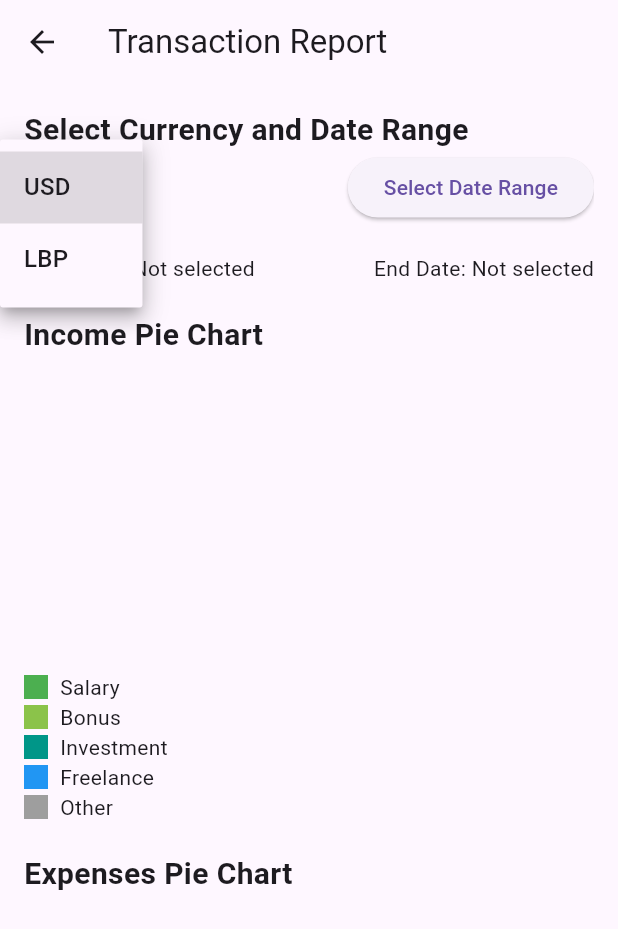
After one commit to BernardSafi/spendwize-frontend, a Flutter app: the ReportPage screen opened directly, after a tap on "USD", on a phone screen of 412 x 824 dp. The commit adds this screen. Shown: the top 929 px of the screen. Run offline on Flutter 3.47's test engine with Material 3 defaults, Android fonts, the phone set to English and light mode, and no system bars; drawn by our look-alikes of fl_chart; our stand-ins replace flutter_secure_storage; accounts and stored records are empty; network calls fail.

Commit message:
26/9/2024
added report page
2 pie chart and 1 line chart that still need fixing
completed transaction page

```diff
--- a/lib/screens/home_page.dart
+++ b/lib/screens/home_page.dart
@@ -9,6 +9,7 @@ import 'expense_page.dart';
 import 'transfer_page.dart';
 import 'exchange_page.dart';
 import 'transaction_page.dart';
+import 'report_page.dart';
 
 class HomePage extends StatefulWidget {
   @override
@@ -233,6 +234,10 @@ class _HomePageState extends State<HomePage> {
                   await fetchBalances();
                 } else if (index == 2) {
                   // Navigate to Reports (implement your logic here)
+                  await Navigator.push(
+                    context,
+                    MaterialPageRoute(builder: (context) => ReportPage()),
+                  );
                 } else if (index == 3) {
                   // Navigate to Settings (implement your logic here)
                 }
--- a/lib/screens/income_page.dart
+++ b/lib/screens/income_page.dart
@@ -6,11 +6,13 @@ import 'package:intl/intl.dart'; // To format the selected date
 import 'package:spendwize_frontend/constants.dart'; // Your API endpoints/constants file
 
 class AddIncomePage extends StatefulWidget {
+
   @override
   _AddIncomePageState createState() => _AddIncomePageState();
 }
 
 class _AddIncomePageState extends State<AddIncomePage> {
+
   final storage = FlutterSecureStorage();
   final TextEditingController _amountController = TextEditingController();
   final TextEditingController _descriptionController = TextEditingController();
--- /dev/null
+++ b/lib/screens/report_page.dart
@@ -0,0 +1,405 @@
+import 'package:flutter/material.dart';
+import 'package:fl_chart/fl_chart.dart';
+import 'dart:convert';
+import 'package:http/http.dart' as http;
+import 'package:flutter_secure_storage/flutter_secure_storage.dart';
+import 'package:spendwize_frontend/constants.dart';
+
+class Transaction {
+  final String id;
+  final String type;
+  final String description;
+  final double amount;
+  final String currency;
+  final DateTime date;
+  final String? subtype;
+  final String? fromAccount;
+  final String? toAccount;
+  final double? exchangeRate;
+
+  Transaction({
+    required this.id,
+    required this.type,
+    required this.description,
+    required this.amount,
+    required this.currency,
+    required this.date,
+    this.subtype,
+    this.fromAccount,
+    this.toAccount,
+    this.exchangeRate,
+  });
+
+  factory Transaction.fromJson(Map<String, dynamic> json) {
+    return Transaction(
+      id: json['id'].toString(),
+      type: json['type'] ?? 'unknown',
+      description: json['description'] ?? 'No description',
+      date: DateTime.parse(json['date']),
+      amount: (json['amount'] is String)
+          ? double.tryParse(json['amount']) ?? 0.0
+          : (json['amount'] as num?)?.toDouble() ?? 0.0,
+      currency: json['currency'],
+      subtype: json['subtype'] ?? 'no type',
+      fromAccount: json['from_account'] ?? 'no account',
+      toAccount: json['to_account'] ?? 'no account',
+      exchangeRate: json['exchange_rate'] != null
+          ? double.tryParse(json['exchange_rate'].toString())
+          : null,
+    );
+  }
+}
+
+class ReportPage extends StatefulWidget {
+  const ReportPage({Key? key}) : super(key: key);
+
+  @override
+  _ReportPageState createState() => _ReportPageState();
+}
+
+class _ReportPageState extends State<ReportPage> {
+  final storage = FlutterSecureStorage();
+  List<Transaction> transactions = [];
+  String selectedCurrency = 'USD'; // Default currency filter
+  bool isLoading = true;
+  DateTime? startDate;
+  DateTime? endDate;
+
+  // Define colors for different subtypes of income
+  final Map<String, Color> incomeColors = {
+    'Salary': Colors.green,
+    'Bonus': Colors.lightGreen,
+    'Investment': Colors.teal,
+    'Freelance': Colors.blue,
+    'Other': Colors.grey,
+  };
+
+  // Define colors for the given subtypes of expenses
+  final Map<String, Color> expenseColors = {
+    'Groceries': Colors.red,
+    'Rent': Colors.orange,
+    'Bills': Colors.yellow,
+    'Transportation': Colors.green,
+    'Healthcare': Colors.teal,
+    'Entertainment': Colors.blue,
+    'Clothing': Colors.purple,
+    'Education': Colors.pink,
+    'Travel': Colors.brown,
+    'Personal Care': Colors.cyan,
+    'Insurance': Colors.indigo,
+    'Other': Colors.grey,
+  };
+
+  @override
+  void initState() {
+    super.initState();
+    fetchTransactions(); // Fetch transactions when the page loads
+  }
+
+  Future<void> fetchTransactions() async {
+    String? token = await storage.read(key: 'token');
+    try {
+      final response = await http.get(
+        Uri.parse(transactionEndpoint),
+        headers: {
+          'Authorization': 'Bearer $token',
+          'Content-Type': 'application/json',
+        },
+      );
+
+      if (response.statusCode == 201) {
+        final List<dynamic> data = json.decode(response.body);
+        setState(() {
+          transactions = data
+              .map((transactionJson) => Transaction.fromJson(transactionJson))
+              .toList();
+          isLoading = false;
+        });
+      } else {
+        print('Failed to load transactions: ${response.statusCode}');
+        setState(() {
+          isLoading = false;
+        });
+      }
+    } catch (e) {
+      print('Error fetching transactions: $e');
+      setState(() {
+        isLoading = false;
+      });
+    }
+  }
+
+  // Filter transactions based on the selected date range
+  List<Transaction> getTransactionsByDateRange() {
+    return transactions.where((transaction) {
+      if (startDate != null && transaction.date.isBefore(startDate!)) {
+        return false;
+      }
+      if (endDate != null && transaction.date.isAfter(endDate!)) {
+        return false;
+      }
+      return true;
+    }).toList();
+  }
+
+  // Function to get transactions filtered by type and currency
+  List<Transaction> getFilteredTransactions(String type) {
+    return getTransactionsByDateRange()
+        .where((transaction) =>
+    transaction.type == type && transaction.currency == selectedCurrency)
+        .toList();
+  }
+
+  // Prepare pie chart data for income or expenses based on subtype
+  List<PieChartSectionData> getPieChartData(
+      List<Transaction> filteredTransactions, Map<String, Color> subtypeColors) {
+    // Group transactions by subtype and count the number of transactions for each subtype
+    Map<String, int> subtypeCounts = {};
+
+    for (var transaction in filteredTransactions) {
+      if (transaction.subtype != null) {
+        subtypeCounts[transaction.subtype!] =
+            (subtypeCounts[transaction.subtype!] ?? 0) + 1;
+      }
+    }
+
+    int totalTransactions =
+    subtypeCounts.values.fold(0, (sum, count) => sum + count);
+
+    return subtypeCounts.entries.map((entry) {
+      double percentage = (entry.value / totalTransactions) * 100;
+
+      final color = subtypeColors[entry.key] ?? Colors.grey;
+
+      return PieChartSectionData(
+        color: color,
+        value: percentage,
+        title: '${percentage.toStringAsFixed(1)}%', // Display percentage with 1 decimal
+        radius: 50,
+        titleStyle: const TextStyle(
+          fontSize: 16,
+          fontWeight: FontWeight.bold,
+          color: Colors.white,
+        ),
+      );
+    }).toList();
+  }
+
+  // Prepare line chart data for income and expenses
+// Prepare line chart data for income and expenses
+  List<FlSpot> getLineChartData(String type, DateTime? startDate, DateTime? endDate) {
+    // Get filtered transactions based on the selected type
+    List<Transaction> filteredTransactions = getFilteredTransactions(type);
+
+    // Map to hold aggregated amounts for each day within the date range
+    Map<DateTime, double> dailyAmounts = {};
+
+    // Return an empty list if dates are null
+    if (startDate == null || endDate == null) {
+      return [];
+    }
+
+    // Iterate through the filtered transactions
+    for (var transaction in filteredTransactions) {
+      // Check if the transaction date is within the selected date range
+      if (transaction.date.isAfter(startDate.subtract(Duration(days: 1))) &&
+          transaction.date.isBefore(endDate.add(Duration(days: 1)))) {
+
+        // Normalize the transaction date to midnight to handle aggregation
+        DateTime normalizedDate = DateTime(transaction.date.year, transaction.date.month, transaction.date.day);
+
+        // Aggregate amounts by date
+        dailyAmounts[normalizedDate] = (dailyAmounts[normalizedDate] ?? 0) + transaction.amount;
+      }
+    }
+
+    // Generate a list of dates from startDate to endDate
+    List<DateTime> dateRange = [];
+    for (var d = startDate; d.isBefore(endDate.add(Duration(days: 1))); d = d.add(Duration(days: 1))) {
+      dateRange.add(d);
+    }
+
+    // Create a list of FlSpot based on the aggregated daily amounts
+    return dateRange.map((date) {
+      double amount = dailyAmounts[date] ?? 0.0; // Get the amount for the date or 0 if none
+      // Use the index of the date in the dateRange as the x-value
+      double xValue = dateRange.indexOf(date).toDouble();
+      return FlSpot(xValue, amount); // x is the index of the date, y is aggregated amount
+    }).toList();
+  }
+
+
+
+
+
+  // Generate legend for subtypes
+  Widget buildLegend(Map<String, Color> subtypeColors) {
+    return Column(
+      crossAxisAlignment: CrossAxisAlignment.start,
+      children: subtypeColors.entries.map((entry) {
+        return Row(
+          children: [
+            Container(
+              width: 16,
+              height: 16,
+              color: entry.value,
+            ),
+            const SizedBox(width: 8),
+            Text(entry.key), // Show the subtype name
+          ],
+        );
+      }).toList(),
+    );
+  }
+
+  // Show date picker dialog
+  Future<void> _selectDateRange(BuildContext context) async {
+    final DateTimeRange? picked = await showDateRangePicker(
+      context: context,
+      firstDate: DateTime(2000),
+      lastDate: DateTime.now(),
+    );
+    if (picked != null) {
+      setState(() {
+        startDate = picked.start;
+        endDate = picked.end;
+      });
+    }
+  }
+
+  @override
+  Widget build(BuildContext context) {
+    return Scaffold(
+      appBar: AppBar(
+        title: const Text("Transaction Report"),
+      ),
+      body: isLoading
+          ? const Center(child: CircularProgressIndicator())
+          : Padding(
+        padding: const EdgeInsets.all(16.0),
+        child: SingleChildScrollView(
+          child: Column(
+            crossAxisAlignment: CrossAxisAlignment.start,
+            children: [
+              const Text(
+                "Select Currency and Date Range",
+                style:
+                TextStyle(fontSize: 20, fontWeight: FontWeight.bold),
+              ),
+              Row(
+                mainAxisAlignment: MainAxisAlignment.spaceBetween,
+                children: [
+                  // Currency Selector
+                  DropdownButton<String>(
+                    value: selectedCurrency,
+                    onChanged: (String? newValue) {
+                      setState(() {
+                        selectedCurrency = newValue!;
+                      });
+                    },
+                    items: <String>['USD', 'LBP']
+                        .map<DropdownMenuItem<String>>((String value) {
+                      return DropdownMenuItem<String>(
+                        value: value,
+                        child: Text(value),
+                      );
+                    }).toList(),
+                  ),
+                  // Date Range Button
+                  ElevatedButton(
+                    onPressed: () => _selectDateRange(context),
+                    child: const Text("Select Date Range"),
+                  ),
+                ],
+              ),
+              const SizedBox(height: 20),
+              Row(
+                mainAxisAlignment: MainAxisAlignment.spaceBetween,
+                children: [
+                  Text(
+                    "Start Date: ${startDate != null ? startDate!.toLocal().toString().split(' ')[0] : 'Not selected'}",
+                  ),
+                  Text(
+                    "End Date: ${endDate != null ? endDate!.toLocal().toString().split(' ')[0] : 'Not selected'}",
+                  ),
+                ],
+              ),
+              const SizedBox(height: 20),
+              const Text(
+                "Income Pie Chart",
+                style:
+                TextStyle(fontSize: 20, fontWeight: FontWeight.bold),
+              ),
+              SizedBox(
+                height: 200,
+                child: PieChart(
+                  PieChartData(
+                    sections: getPieChartData(
+                      getFilteredTransactions('income'),
+                      incomeColors,
+                    ),
+                  ),
+                ),
+              ),
+              const SizedBox(height: 10),
+              buildLegend(incomeColors),
+              const SizedBox(height: 20),
+              const Text(
+                "Expenses Pie Chart",
+                style:
+                TextStyle(fontSize: 20, fontWeight: FontWeight.bold),
+              ),
+              SizedBox(
+                height: 200,
+                child: PieChart(
+                  PieChartData(
+                    sections: getPieChartData(
+                      getFilteredTransactions('expense'),
+                      expenseColors,
+                    ),
+                  ),
+                ),
+              ),
+              const SizedBox(height: 10),
+              buildLegend(expenseColors),
+              const SizedBox(height: 20),
+              const Text(
+                "Income and Expenses Line Chart",
+                style:
+                TextStyle(fontSize: 20, fontWeight: FontWeight.bold),
+              ),
+              SizedBox(
+                height: 300,
+                child: LineChart(
+                  LineChartData(
+                    borderData: FlBorderData(
+                      show: true,
+                      border: Border.all(
+                          color: const Color(0xff37434d), width: 1),
+                    ),
+                    lineBarsData: [
+                      LineChartBarData(
+                        spots: getLineChartData('income',startDate,endDate),
+                        isCurved: true,
+                        color: Colors.green,
+                        barWidth: 3,
+                        belowBarData: BarAreaData(show: false),
+                      ),
+                      LineChartBarData(
+                        spots: getLineChartData('expense',startDate,endDate),
+                        isCurved: true,
+                        color: Colors.red,
+                        barWidth: 3,
+                        belowBarData: BarAreaData(show: false),
+                      ),
+                    ],
+                  ),
+                ),
+              ),
+            ],
+          ),
+        ),
+      ),
+    );
+  }
+}
--- a/lib/screens/transaction_page.dart
+++ b/lib/screens/transaction_page.dart
@@ -94,12 +94,20 @@ class _TransactionPageState extends State<TransactionPage> {
     }
 
     // Filter by date range, if selected
+    // Ensure the date component is compared correctly
     if (selectedDateRange != null) {
       filteredTransactions = filteredTransactions
-          .where((transaction) =>
-      transaction.date.isAfter(selectedDateRange!.start) || transaction.date.isAtSameMomentAs(selectedDateRange!.start) &&
-          (transaction.date.isBefore(selectedDateRange!.end.add(Duration(days: 1))) ||
-              transaction.date.isAtSameMomentAs(selectedDateRange!.end)))
+          .where((transaction) {
+        // Ignore the time component by comparing only the date
+        DateTime transactionDate = DateTime(transaction.date.year, transaction.date.month, transaction.date.day);
+
+        DateTime startDate = DateTime(selectedDateRange!.start.year, selectedDateRange!.start.month, selectedDateRange!.start.day);
+        DateTime endDate = DateTime(selectedDateRange!.end.year, selectedDateRange!.end.month, selectedDateRange!.end.day);
+
+        // Filter for transactions between start and end dates (inclusive)
+        return (transactionDate.isAtSameMomentAs(startDate) || transactionDate.isAfter(startDate)) &&
+            (transactionDate.isAtSameMomentAs(endDate) || transactionDate.isBefore(endDate.add(Duration(days: 1))));
+      })
           .toList();
 
       print("Filtered by date range, count: ${filteredTransactions.length}");
@@ -231,41 +239,51 @@ print(response.statusCode);
                   ListTile(
                     leading: Icon(Icons.add_circle, color: Colors.green),
                     title: Text('Add Income'),
-                    onTap: () {
-                      Navigator.push(
-                        context,
-                        MaterialPageRoute(builder: (context) => AddIncomePage()),
-                      );
-                    },
+                    onTap: () async {
+                  // Navigate and wait for the result
+                  await Navigator.push(
+                  context,
+                  MaterialPageRoute(builder: (context) => AddIncomePage()),
+                  );
+                  // Refetch the transaction list after returning
+                  fetchTransactions();
+                  Navigator.pop(context); // Close the modal after action
+                  },
                   ),
                   ListTile(
                     leading: Icon(Icons.remove_circle, color: Colors.red),
                     title: Text('Add Expense'),
-                    onTap: () {
-                      Navigator.push(
+                    onTap: () async {
+                      await Navigator.push(
                         context,
                         MaterialPageRoute(builder: (context) => AddExpensePage()),
                       );
+                      fetchTransactions();
+                      Navigator.pop(context); // Close the modal after action
                     },
                   ),
                   ListTile(
                     leading: Icon(Icons.compare_arrows, color: Colors.blue),
                     title: Text('Add Transfer'),
-                    onTap: () {
-                      Navigator.push(
+                    onTap: () async {
+                      await Navigator.push(
                         context,
                         MaterialPageRoute(builder: (context) => AddTransferPage()),
                       );
+                      fetchTransactions();
+                      Navigator.pop(context); // Close the modal after action
                     },
                   ),
                   ListTile(
                     leading: Icon(Icons.sync_alt, color: Colors.orange),
                     title: Text('Add Exchange'),
-                    onTap: () {
-                      Navigator.push(
+                    onTap: () async {
+                      await Navigator.push(
                         context,
                         MaterialPageRoute(builder: (context) => ExchangePage()),
                       );
+                      fetchTransactions();
+                      Navigator.pop(context); // Close the modal after action
                     },
                   ),
                 ],
--- a/pubspec.yaml
+++ b/pubspec.yaml
@@ -31,7 +31,7 @@ dependencies:
   flutter:
     sdk: flutter
   intl: ^0.18.0
-
+  fl_chart: ^0.69.0
   http: ^0.13.4
   flutter_secure_storage: ^6.0.0
 
```
Also changed, not shown: pubspec.lock.
